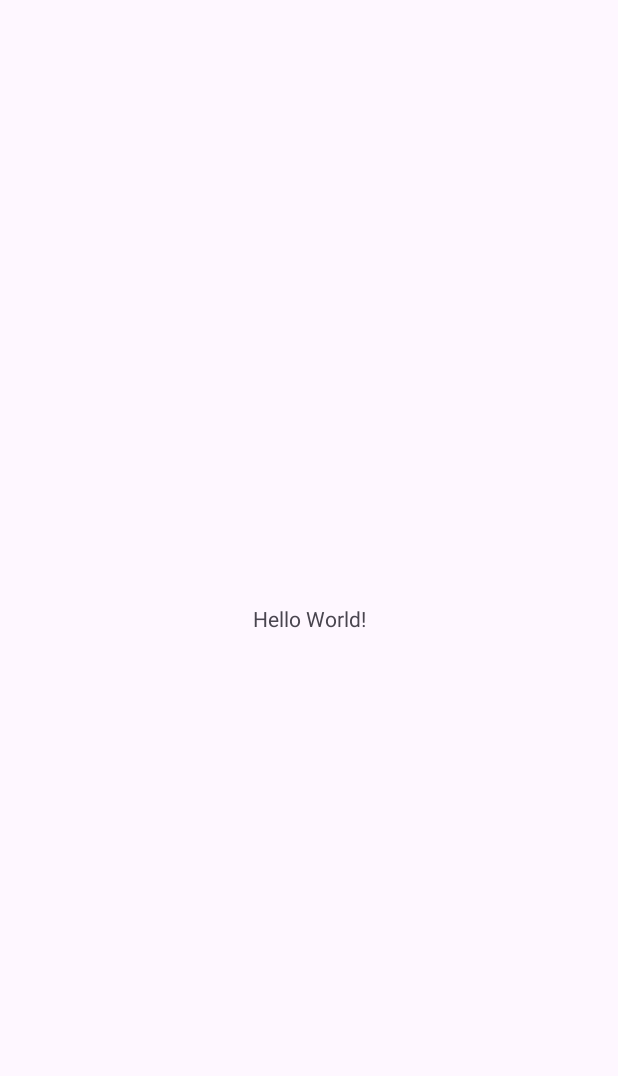
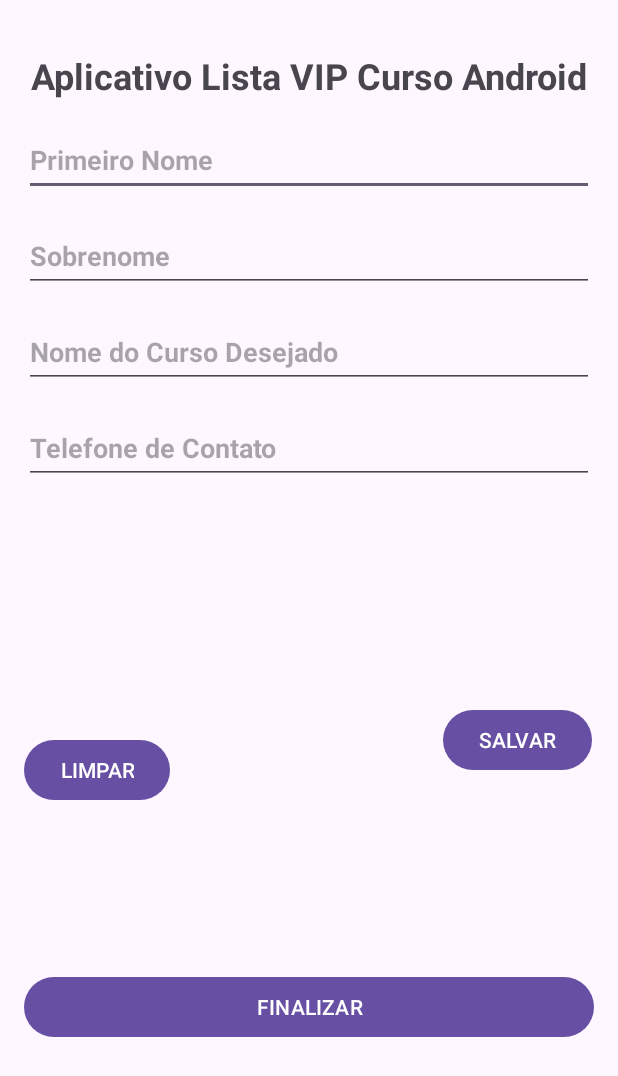
Before and after one commit to Bscanto/Curso-Desenvolvimento-Android-2023, an Android app: the screen it shows after launch (MainActivity), on a phone screen of 412 x 824 dp. Before the commit the part shown is almost empty. Shown: the top 1076 px of the screen. Run offline under Robolectric (Android 15) with nearby library versions, the phone set to English and light mode, and no system bars.

Commit message:
criar o layout do aplicativo Customização

```diff
--- a/AppListaCurso/app/src/main/res/layout/activity_main.xml
+++ b/AppListaCurso/app/src/main/res/layout/activity_main.xml
@@ -7,12 +7,110 @@
     tools:context=".MainActivity">
 
     <TextView
+        android:id="@+id/txtTitulo"
         android:layout_width="wrap_content"
         android:layout_height="wrap_content"
-        android:text="Hello World!"
+        android:text="@string/txt_titulo"
+        android:textSize="24sp"
+        android:textStyle="bold"
         app:layout_constraintBottom_toBottomOf="parent"
         app:layout_constraintEnd_toEndOf="parent"
         app:layout_constraintStart_toStartOf="parent"
-        app:layout_constraintTop_toTopOf="parent" />
+        app:layout_constraintTop_toTopOf="parent"
+        app:layout_constraintVertical_bias="0.043" />
+
+    <EditText
+        android:id="@+id/editPrimeiroNome"
+        android:layout_width="match_parent"
+        android:layout_height="48dp"
+        android:layout_margin="16dp"
+        android:ems="10"
+        android:hint="@string/txt_hint_edit_primeiro_nome"
+        android:inputType="text"
+        android:textStyle="bold"
+        app:layout_constraintEnd_toEndOf="parent"
+        app:layout_constraintStart_toStartOf="parent"
+        app:layout_constraintTop_toBottomOf="@+id/txtTitulo"
+        android:autofillHints="" />
+
+    <EditText
+        android:id="@+id/editTextTextPersonName"
+        android:layout_width="match_parent"
+        android:layout_height="48dp"
+        android:layout_margin="16dp"
+        android:ems="10"
+        android:hint="@string/txt_hint_edirt_sobrenome"
+        android:inputType="text"
+        android:textStyle="bold"
+        app:layout_constraintEnd_toEndOf="parent"
+        app:layout_constraintStart_toStartOf="parent"
+        app:layout_constraintTop_toBottomOf="@+id/editPrimeiroNome"
+        android:autofillHints="" />
+
+    <EditText
+        android:id="@+id/editSobrenome"
+        android:layout_width="match_parent"
+        android:layout_height="48dp"
+        android:layout_margin="16dp"
+        android:ems="10"
+        android:hint="@string/txt_hint_edit_nome_do_curso"
+        android:inputType="text"
+        android:textStyle="bold"
+        app:layout_constraintEnd_toEndOf="parent"
+        app:layout_constraintStart_toStartOf="parent"
+        app:layout_constraintTop_toBottomOf="@+id/editTextTextPersonName"
+        android:autofillHints="" />
+
+    <EditText
+        android:id="@+id/editTextTextPersonName4"
+        android:layout_width="match_parent"
+        android:layout_height="48dp"
+        android:layout_margin="16dp"
+        android:ems="10"
+        android:hint="@string/txt_hint_edit_telefone_contato"
+        android:inputType="text"
+        android:textStyle="bold"
+        app:layout_constraintEnd_toEndOf="parent"
+        app:layout_constraintStart_toStartOf="parent"
+        app:layout_constraintTop_toBottomOf="@+id/editSobrenome"
+        android:autofillHints="" />
+
+    <Button
+        android:id="@+id/btnLimpar"
+        android:layout_width="wrap_content"
+        android:layout_height="wrap_content"
+        android:layout_marginStart="16dp"
+        android:layout_marginBottom="76dp"
+        android:text="@string/txt_button_limpar"
+        app:layout_constraintBottom_toTopOf="@+id/btnFinalizar"
+        app:layout_constraintStart_toStartOf="parent"
+        app:layout_constraintTop_toBottomOf="@+id/editTextTextPersonName4"
+        app:layout_constraintVertical_bias="0.83" />
+
+    <Button
+        android:id="@+id/btnSalvar"
+        android:layout_width="wrap_content"
+        android:layout_height="wrap_content"
+        android:layout_marginStart="164dp"
+        android:text="@string/txt_button_salvar"
+        app:layout_constraintBottom_toTopOf="@+id/btnFinalizar"
+        app:layout_constraintEnd_toEndOf="parent"
+        app:layout_constraintStart_toEndOf="@+id/btnLimpar"
+        app:layout_constraintTop_toBottomOf="@+id/editTextTextPersonName4"
+        app:layout_constraintVertical_bias="0.53" />
+
+    <Button
+        android:id="@+id/btnFinalizar"
+        android:layout_width="match_parent"
+        android:layout_height="wrap_content"
+        android:layout_margin="16dp"
+        android:layout_marginBottom="132dp"
+        android:text="@string/txt_button_finalizar"
+        app:layout_constraintBottom_toBottomOf="parent"
+        app:layout_constraintEnd_toEndOf="parent"
+        app:layout_constraintHorizontal_bias="0.656"
+        app:layout_constraintStart_toStartOf="parent"
+        app:layout_constraintTop_toBottomOf="@+id/editTextTextPersonName4"
+        app:layout_constraintVertical_bias="0.733" />
 
 </androidx.constraintlayout.widget.ConstraintLayout>
--- a/AppListaCurso/app/src/main/res/values/colors.xml
+++ b/AppListaCurso/app/src/main/res/values/colors.xml
@@ -1,5 +1,7 @@
 <?xml version="1.0" encoding="utf-8"?>
 <resources>
     <color name="black">#FF000000</color>
-    <color name="white">#FFFFFFFF</color>
+    <color name="white">#FFFFFFFF</color>0
+    <color name="corBotoes">#00BCD4</color>
+
 </resources>
--- a/AppListaCurso/app/src/main/res/values/strings.xml
+++ b/AppListaCurso/app/src/main/res/values/strings.xml
@@ -1,3 +1,11 @@
 <resources>
     <string name="app_name">AppListaCurso</string>
+    <string name="txt_titulo">Aplicativo Lista VIP Curso Android</string>
+    <string name="txt_hint_edit_primeiro_nome">Primeiro Nome</string>
+    <string name="txt_hint_edirt_sobrenome">Sobrenome</string>
+    <string name="txt_hint_edit_nome_do_curso">Nome do Curso Desejado</string>
+    <string name="txt_hint_edit_telefone_contato">Telefone de Contato</string>
+    <string name="txt_button_limpar">LIMPAR</string>
+    <string name="txt_button_salvar">SALVAR</string>
+    <string name="txt_button_finalizar">FINALIZAR</string>
 </resources>
```
